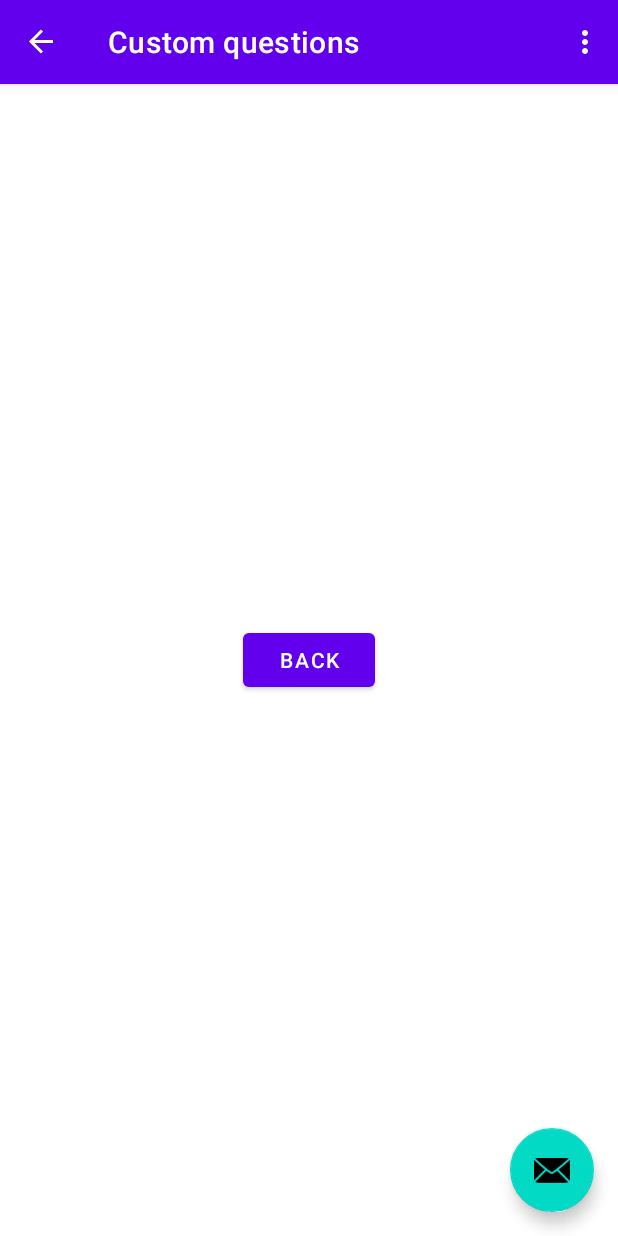
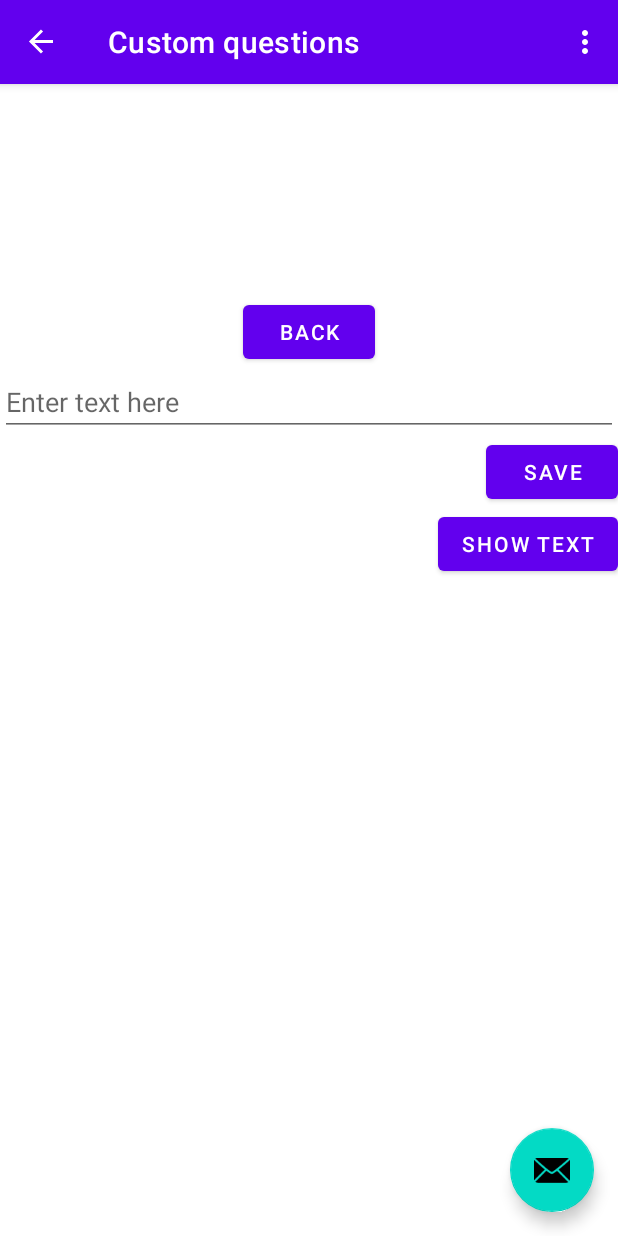
Before and after one commit to mjausmanis/DrinkOrDare, an Android app: the CustomQuestionsFragment screen opened through its navigation route, on a phone screen of 412 x 824 dp. Run offline under Robolectric (Android 15) with nearby library versions, the phone set to English and light mode, and no system bars; our stand-ins replace navigation-ui; Roboto replaces fonts that are not available here.

Commit message:
Markus-Custom Q
pievienoju text input, save uz array un apskati

```diff
--- a/app/src/main/java/com/example/drinkordare/CustomQuestionsFragment.java
+++ b/app/src/main/java/com/example/drinkordare/CustomQuestionsFragment.java
@@ -1,19 +1,31 @@
 package com.example.drinkordare;
 
+import android.app.AlertDialog;
+import android.content.DialogInterface;
 import android.os.Bundle;
 
 import androidx.annotation.NonNull;
 import androidx.fragment.app.Fragment;
 import androidx.navigation.fragment.NavHostFragment;
-
 import android.view.LayoutInflater;
 import android.view.View;
 import android.view.ViewGroup;
+import android.widget.Button;
+import android.widget.EditText;
+import android.widget.Toast;
 
 import com.example.drinkordare.databinding.FragmentCustomQuestionsBinding;
 
+import java.util.ArrayList;
+
+//Scrollable būtu jānoņem, nav īsti jēga
+//Varbūt pie tā pop-up ar custom q
+// Savādak nevajag
 public class CustomQuestionsFragment extends Fragment {
     private FragmentCustomQuestionsBinding binding;
+    //šis ir tas array kur glabājas custom questions - to būs jāizmanto klāt pie main game.
+    private ArrayList<String> textList = new ArrayList<>();
+
 
     @Override
     public View onCreateView(
@@ -36,7 +48,45 @@ public class CustomQuestionsFragment extends Fragment {
                         .navigate(R.id.action_CustomQuestionsFragment_to_MainMenuFragment);
             }
         });
+
+
+        EditText textInput = view.findViewById(R.id.textInput);
+        Button saveTextButton = view.findViewById(R.id.saveTextButton);
+        saveTextButton.setOnClickListener(new View.OnClickListener() {
+            @Override
+            public void onClick(View view) {
+                textList.add(textInput.getText().toString());
+                textInput.setText("");
+            }
+        });
+
+        Button showTextButton = view.findViewById(R.id.showTextButton);
+        showTextButton.setOnClickListener(new View.OnClickListener() {
+            @Override
+            public void onClick(View view) {
+                showText();
+            }
+        });
     }
+
+    //Vēl jāpievieno question noņemšana, to vēlāk.
+    private void showText() {
+        StringBuilder textBuilder = new StringBuilder();
+        for (String text : textList) {
+            textBuilder.append(text).append("\n");
+        }
+        AlertDialog.Builder builder = new AlertDialog.Builder(getContext());
+        builder.setTitle("Custom questions you have saved")
+                .setMessage(textBuilder.toString())
+                .setPositiveButton("Close", new DialogInterface.OnClickListener() {
+                    public void onClick(DialogInterface dialog, int id) {
+                        dialog.dismiss();
+                    }
+                });
+        AlertDialog dialog = builder.create();
+        dialog.show();
+    }
+
 
     @Override
     public void onDestroyView() {
--- a/app/src/main/res/layout/fragment_custom_questions.xml
+++ b/app/src/main/res/layout/fragment_custom_questions.xml
@@ -1,19 +1,58 @@
 <?xml version="1.0" encoding="utf-8"?>
-<androidx.constraintlayout.widget.ConstraintLayout xmlns:android="http://schemas.android.com/apk/res/android"
+<ScrollView xmlns:android="http://schemas.android.com/apk/res/android"
     xmlns:app="http://schemas.android.com/apk/res-auto"
     xmlns:tools="http://schemas.android.com/tools"
+    android:layout_width="match_parent"
+    android:layout_height="match_parent">
+
+    <androidx.constraintlayout.widget.ConstraintLayout
         android:id="@+id/frameLayout2"
         android:layout_width="match_parent"
-    android:layout_height="match_parent"
+        android:layout_height="wrap_content"
         tools:context=".CustomQuestionsFragment">
 
         <Button
             android:id="@+id/backToMenu"
             android:layout_width="wrap_content"
             android:layout_height="wrap_content"
+            android:layout_marginStart="162dp"
+            android:layout_marginEnd="162dp"
             android:text="Back"
             app:layout_constraintBottom_toBottomOf="parent"
             app:layout_constraintEnd_toEndOf="parent"
+            app:layout_constraintHorizontal_bias="1.0"
             app:layout_constraintStart_toStartOf="parent"
-        app:layout_constraintTop_toTopOf="parent" />
+            app:layout_constraintTop_toTopOf="parent"
+            tools:ignore="HardcodedText" />
+
+        <EditText
+            android:id="@+id/textInput"
+            android:layout_width="match_parent"
+            android:layout_height="wrap_content"
+            android:hint="Enter text here"
+            app:layout_constraintTop_toBottomOf="@id/backToMenu"
+            app:layout_constraintStart_toStartOf="parent"
+            app:layout_constraintEnd_toEndOf="parent"
+            />
+
+        <Button
+            android:id="@+id/saveTextButton"
+            android:layout_width="wrap_content"
+            android:layout_height="wrap_content"
+            android:text="Save"
+            app:layout_constraintTop_toBottomOf="@id/textInput"
+            app:layout_constraintEnd_toEndOf="parent"
+            />
+
+        <Button
+            android:id="@+id/showTextButton"
+            android:layout_width="wrap_content"
+            android:layout_height="wrap_content"
+            android:text="Show Text"
+            app:layout_constraintTop_toBottomOf="@id/saveTextButton"
+            app:layout_constraintEnd_toEndOf="parent"
+            />
+
     </androidx.constraintlayout.widget.ConstraintLayout>
+
+</ScrollView>
```
Lines whose indentation alone changed are shown as unchanged.
